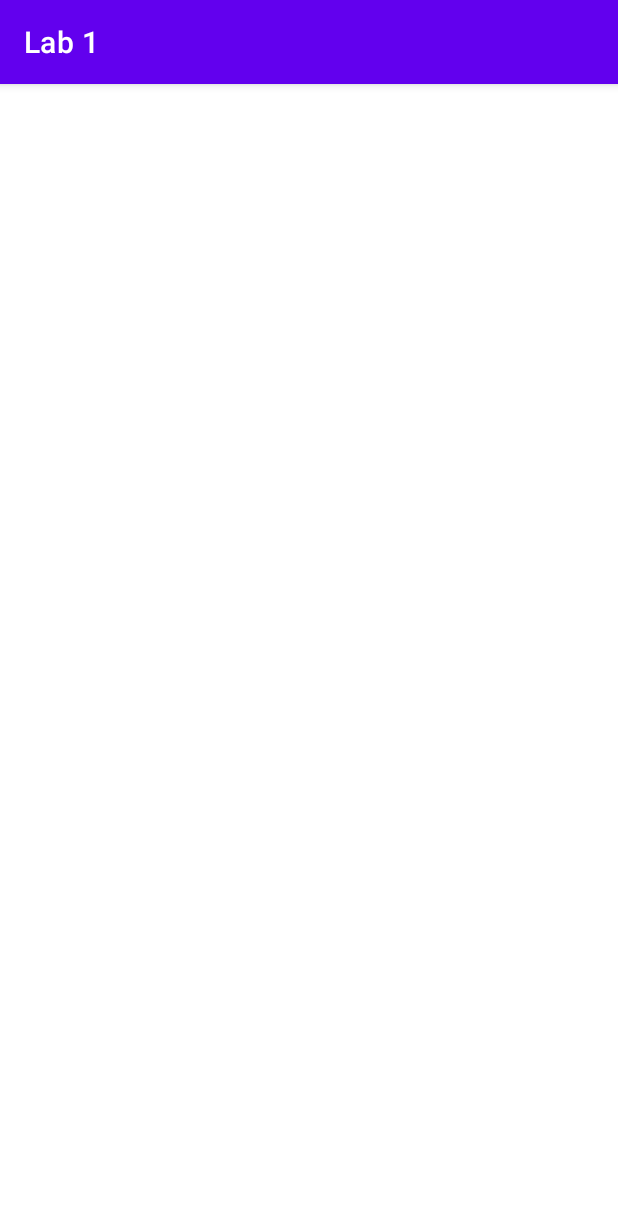
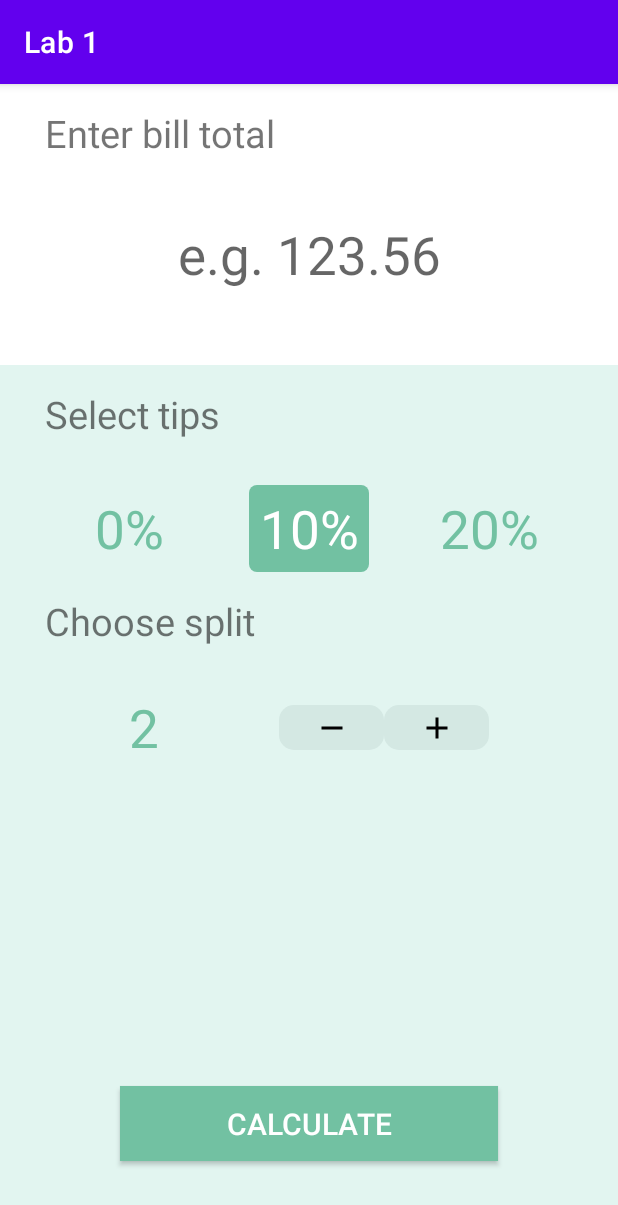
Before and after one commit to LeaveToDay/Labs, an Android app: the screen it shows after launch (MainActivity), on a phone screen of 412 x 824 dp. Shown: the top 1205 px of the screen. Run offline under Robolectric (Android 15) with nearby library versions, the phone set to English and light mode, and no system bars.

Commit message:
[feature] lab 4

```diff
--- a/app/src/main/java/com/staynight/lab1/MainActivity.kt
+++ b/app/src/main/java/com/staynight/lab1/MainActivity.kt
@@ -1,9 +1,8 @@
 package com.staynight.lab1
 
+import android.os.Bundle
 import androidx.appcompat.app.AppCompatActivity
-import android.os.Bundle
-import android.os.CountDownTimer
-import android.view.View
+import com.google.android.material.radiobutton.MaterialRadioButton
 import com.staynight.lab1.databinding.ActivityMainBinding
 
 class MainActivity : AppCompatActivity() {
@@ -15,36 +14,33 @@ class MainActivity : AppCompatActivity() {
         binding = ActivityMainBinding.inflate(layoutInflater)
         setContentView(binding?.root)
         bindView()
-        initTimer()
     }
 
     private fun bindView() {
         binding?.apply {
-            progressBar.max = 100
+            btnCalculate.setOnClickListener {
+                if (!edtPrice.text.isNullOrEmpty()) {
+                    val price = edtPrice.text.toString()
+                    val resultBottomSheet = ResultBottomSheet(
+                        price.toDouble(),
+                        findViewById<MaterialRadioButton>(rgTips.checkedRadioButtonId).text.toString()
+                            .split("%").first().toInt(),
+                        tvSplitCount.text.toString().toInt()
+                    )
+                    resultBottomSheet.show(supportFragmentManager, resultBottomSheet.tag)
+                }
+            }
+            btnMinus.setOnClickListener {
+                var split = tvSplitCount.text.toString().toInt()
+                if (tvSplitCount.text.toString().toInt() > 2)
+                    tvSplitCount.text = (--split).toString()
+
+            }
+            btnPlus.setOnClickListener {
+                var split = tvSplitCount.text.toString().toInt()
+                tvSplitCount.text = (++split).toString()
+
+            }
         }
     }
-
-    private fun initTimer() {
-        binding?.apply {
-            val timer = object : CountDownTimer(10000, 100) {
-                override fun onTick(p0: Long) {
-                    tvPercent.text = "${(10000 - p0) / 100}%"
-                    progressBar.progress = ((10000 - p0) / 100).toInt()
-                }
-                override fun onFinish() {
-                    flProgress.hide()
-                    flIAmRich.show()
-                }
-            }
-            timer.start()
-        }
-    }
-
-    fun View.hide() {
-        this.visibility = View.GONE
-    }
-
-    fun View.show() {
-        this.visibility = View.VISIBLE
-    }
 }
--- /dev/null
+++ b/app/src/main/res/color/color_tips.xml
@@ -0,0 +1,5 @@
+<?xml version="1.0" encoding="utf-8"?>
+<selector xmlns:android="http://schemas.android.com/apk/res/android">
+    <item android:color="@color/white" android:state_checked="true"/>
+    <item android:color="#72C1A2" android:state_checked="false"/>
+</selector>
--- /dev/null
+++ b/app/src/main/res/drawable/bg_plus_minus.xml
@@ -0,0 +1,5 @@
+<?xml version="1.0" encoding="utf-8"?>
+<shape xmlns:android="http://schemas.android.com/apk/res/android">
+    <solid android:color="#D4E8E3"/>
+    <corners android:radius="10dp"/>
+</shape>
--- /dev/null
+++ b/app/src/main/res/drawable/bg_radio_tips.xml
@@ -0,0 +1,7 @@
+<?xml version="1.0" encoding="utf-8"?>
+<selector xmlns:android="http://schemas.android.com/apk/res/android">
+
+    <item android:drawable="@drawable/bg_tips_unchecked" android:state_checked="true" />
+    <item android:drawable="@drawable/bg_tips_checked" android:state_checked="false"/>
+
+</selector>
--- /dev/null
+++ b/app/src/main/res/drawable/bg_tips_checked.xml
@@ -0,0 +1,7 @@
+<?xml version="1.0" encoding="utf-8"?>
+<shape xmlns:android="http://schemas.android.com/apk/res/android">
+
+    <solid android:color="@android:color/transparent"/>
+    <corners android:radius="5dp"/>
+
+</shape>
--- /dev/null
+++ b/app/src/main/res/drawable/bg_tips_unchecked.xml
@@ -0,0 +1,7 @@
+<?xml version="1.0" encoding="utf-8"?>
+<shape xmlns:android="http://schemas.android.com/apk/res/android">
+
+    <solid android:color="#72c1a2"/>
+    <corners android:radius="5dp"/>
+
+</shape>
--- /dev/null
+++ b/app/src/main/res/drawable/ic_baseline_add_24.xml
@@ -0,0 +1,5 @@
+<vector android:height="24dp" android:tint="#000000"
+    android:viewportHeight="24" android:viewportWidth="24"
+    android:width="24dp" xmlns:android="http://schemas.android.com/apk/res/android">
+    <path android:fillColor="@android:color/white" android:pathData="M19,13h-6v6h-2v-6H5v-2h6V5h2v6h6v2z"/>
+</vector>
--- /dev/null
+++ b/app/src/main/res/drawable/ic_baseline_remove_24.xml
@@ -0,0 +1,5 @@
+<vector android:height="24dp" android:tint="#000000"
+    android:viewportHeight="24" android:viewportWidth="24"
+    android:width="24dp" xmlns:android="http://schemas.android.com/apk/res/android">
+    <path android:fillColor="@android:color/white" android:pathData="M19,13H5v-2h14v2z"/>
+</vector>
--- a/app/src/main/res/layout/activity_main.xml
+++ b/app/src/main/res/layout/activity_main.xml
@@ -4,63 +4,161 @@
     xmlns:tools="http://schemas.android.com/tools"
     android:layout_width="match_parent"
     android:layout_height="match_parent"
+    android:background="#E2F5F0"
     tools:context=".MainActivity">
 
-    <FrameLayout
-        android:id="@+id/fl_progress"
+    <LinearLayout
         android:layout_width="match_parent"
-        android:layout_height="match_parent"
-        app:layout_constraintTop_toTopOf="parent"
+        android:layout_height="wrap_content"
+        android:background="@color/white"
+        android:orientation="vertical"
+        app:layout_constraintEnd_toEndOf="parent"
         app:layout_constraintStart_toStartOf="parent"
-        app:layout_constraintEnd_toEndOf="parent"
-        app:layout_constraintBottom_toBottomOf="parent">
-
-        <ProgressBar
-            android:id="@+id/progressBar"
-            style="?android:attr/progressBarStyleHorizontal"
-            android:layout_width="200dp"
-            android:layout_height="200dp"
-            android:layout_gravity="center"
-            android:max="100"
-            android:progressDrawable="@drawable/progress_bar_drawable"
-            android:rotation="-90" />
-
-        <TextView
-            android:id="@+id/tv_percent"
-            android:layout_width="wrap_content"
-            android:layout_height="wrap_content"
-            android:text=""
-            android:textSize="35sp"
-            android:layout_gravity="center"/>
-
-    </FrameLayout>
-
-    <FrameLayout
-        android:id="@+id/fl_i_am_rich"
-        android:layout_width="match_parent"
-        android:layout_height="match_parent"
-        app:layout_constraintTop_toTopOf="parent"
-        app:layout_constraintStart_toStartOf="parent"
-        app:layout_constraintEnd_toEndOf="parent"
-        app:layout_constraintBottom_toBottomOf="parent"
-        android:visibility="gone">
+        app:layout_constraintTop_toTopOf="parent">
 
         <TextView
             android:layout_width="wrap_content"
             android:layout_height="wrap_content"
-            android:text="@string/i_am_rich"
-            android:textSize="35sp"
-            android:layout_gravity="center_horizontal"
-            android:layout_marginTop="200dp"
-            android:textColor="@color/teal_700"
-            android:textStyle="bold"/>
+            android:layout_marginStart="30dp"
+            android:layout_marginTop="15dp"
+            android:text="@string/enter_bill_total"
+            android:textSize="25sp" />
 
-        <ImageView
-            android:layout_width="200dp"
-            android:layout_height="200dp"
-            android:src="@drawable/diamond"
-            android:layout_gravity="center"/>
+        <com.google.android.material.textfield.TextInputEditText
+            android:id="@+id/edt_price"
+            android:layout_width="match_parent"
+            android:layout_height="wrap_content"
+            android:layout_marginTop="40dp"
+            android:background="@null"
+            android:hint="@string/e_g_123_56"
+            android:inputType="numberDecimal"
+            android:maxLines="1"
+            android:textAlignment="center"
+            android:textColor="#72C1A2"
+            android:textSize="35sp" />
 
-    </FrameLayout>
+        <LinearLayout
+            android:layout_width="match_parent"
+            android:layout_height="wrap_content"
+            android:layout_marginTop="50dp"
+            android:background="#E2F5F0"
+            android:orientation="vertical">
+
+            <TextView
+                android:layout_width="wrap_content"
+                android:layout_height="wrap_content"
+                android:layout_marginStart="30dp"
+                android:layout_marginTop="15dp"
+                android:text="@string/select_tips"
+                android:textSize="25sp" />
+
+            <RadioGroup
+                android:id="@+id/rg_tips"
+                android:layout_width="match_parent"
+                android:layout_height="wrap_content"
+                android:layout_marginTop="30dp"
+                android:gravity="center_horizontal"
+                android:orientation="horizontal">
+
+                <com.google.android.material.radiobutton.MaterialRadioButton
+                    android:id="@+id/rbtn_1"
+                    android:layout_width="80dp"
+                    android:layout_height="wrap_content"
+                    android:layout_marginHorizontal="20dp"
+                    android:background="@drawable/bg_radio_tips"
+                    android:button="@null"
+                    android:padding="5dp"
+                    android:text="@string/_0"
+                    android:textAlignment="center"
+                    android:textColor="@color/color_tips"
+                    android:textSize="35sp" />
+
+                <com.google.android.material.radiobutton.MaterialRadioButton
+                    android:id="@+id/rbtn_2"
+                    android:layout_width="80dp"
+                    android:layout_height="wrap_content"
+                    android:layout_marginHorizontal="20dp"
+                    android:background="@drawable/bg_radio_tips"
+                    android:button="@null"
+                    android:checked="true"
+                    android:padding="5dp"
+                    android:text="@string/_10"
+                    android:textAlignment="center"
+                    android:textColor="@color/color_tips"
+                    android:textSize="35sp" />
+
+                <com.google.android.material.radiobutton.MaterialRadioButton
+                    android:id="@+id/rbtn_3"
+                    android:layout_width="80dp"
+                    android:layout_height="wrap_content"
+                    android:layout_marginHorizontal="20dp"
+                    android:background="@drawable/bg_radio_tips"
+                    android:button="@null"
+                    android:padding="5dp"
+                    android:text="@string/_20"
+                    android:textAlignment="center"
+                    android:textColor="@color/color_tips"
+                    android:textSize="35sp" />
+
+            </RadioGroup>
+
+            <TextView
+                android:layout_width="wrap_content"
+                android:layout_height="wrap_content"
+                android:layout_marginStart="30dp"
+                android:layout_marginTop="15dp"
+                android:text="@string/choose_split"
+                android:textSize="25sp" />
+
+            <LinearLayout
+                android:layout_width="match_parent"
+                android:layout_height="wrap_content"
+                android:layout_marginTop="30dp"
+                android:gravity="center_horizontal">
+
+                <TextView
+                    android:id="@+id/tv_split_count"
+                    android:layout_width="wrap_content"
+                    android:layout_height="wrap_content"
+                    android:layout_marginEnd="80dp"
+                    android:text="@string/_2"
+                    android:textColor="#72C1A2"
+                    android:textSize="35sp" />
+
+                <ImageButton
+                    android:id="@+id/btn_minus"
+                    android:layout_width="70dp"
+                    android:layout_height="30dp"
+                    android:layout_gravity="center_vertical"
+                    android:background="@drawable/bg_plus_minus"
+                    android:src="@drawable/ic_baseline_remove_24" />
+
+                <ImageButton
+                    android:id="@+id/btn_plus"
+                    android:layout_width="70dp"
+                    android:layout_height="30dp"
+                    android:layout_gravity="center_vertical"
+                    android:background="@drawable/bg_plus_minus"
+                    android:src="@drawable/ic_baseline_add_24" />
+
+            </LinearLayout>
+
+        </LinearLayout>
+
+    </LinearLayout>
+
+    <androidx.appcompat.widget.AppCompatButton
+        android:id="@+id/btn_calculate"
+        android:layout_width="match_parent"
+        android:layout_height="50dp"
+        android:layout_marginHorizontal="80dp"
+        android:layout_marginBottom="50dp"
+        android:background="#72c1a2"
+        android:text="@string/calculate"
+        android:textColor="@color/white"
+        android:textSize="20sp"
+        app:layout_constraintBottom_toBottomOf="parent"
+        app:layout_constraintEnd_toEndOf="parent"
+        app:layout_constraintStart_toStartOf="parent" />
 
 </androidx.constraintlayout.widget.ConstraintLayout>
--- a/app/src/main/res/values/strings.xml
+++ b/app/src/main/res/values/strings.xml
@@ -2,4 +2,18 @@
     <string name="app_name">Lab 1</string>
     <string name="i_am_rich">I am Rich</string>
     <string name="percent_holder">%s</string>
+
+    <string name="split_template">Split between %s people, with %s percents tip.</string>
+    <string name="enter_bill_total">Enter bill total</string>
+    <string name="e_g_123_56">e.g. 123.56</string>
+    <string name="select_tips">Select tips</string>
+    <string name="_0">0%</string>
+    <string name="_10">10%</string>
+    <string name="_20">20%</string>
+    <string name="choose_split">Choose split</string>
+    <string name="_2">2</string>
+    <string name="calculate">Calculate</string>
+    <string name="_22_00">22.00</string>
+    <string name="total_per_person">Total per person</string>
+    <string name="recalculate">Recalculate</string>
 </resources>
```
Also changed, not shown: app/src/main/java/com/staynight/lab1/ResultBottomSheet.kt (added, +50 -0 lines), app/src/main/res/layout/bottom_sheet_result.xml (added, +73 -0 lines).
